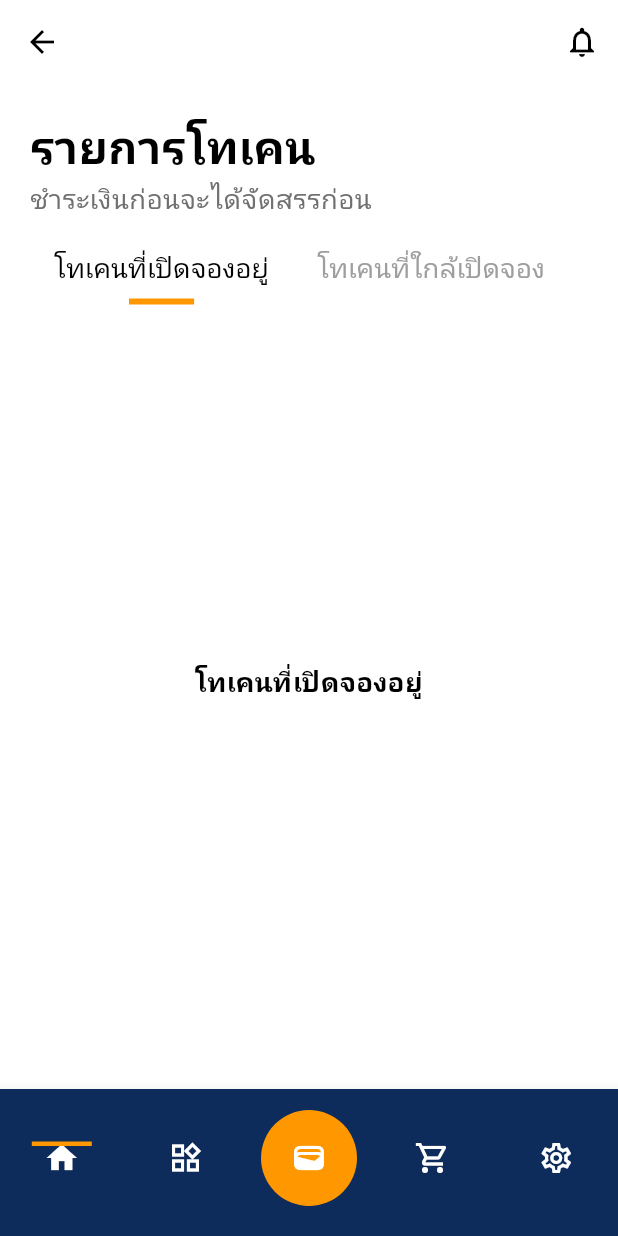
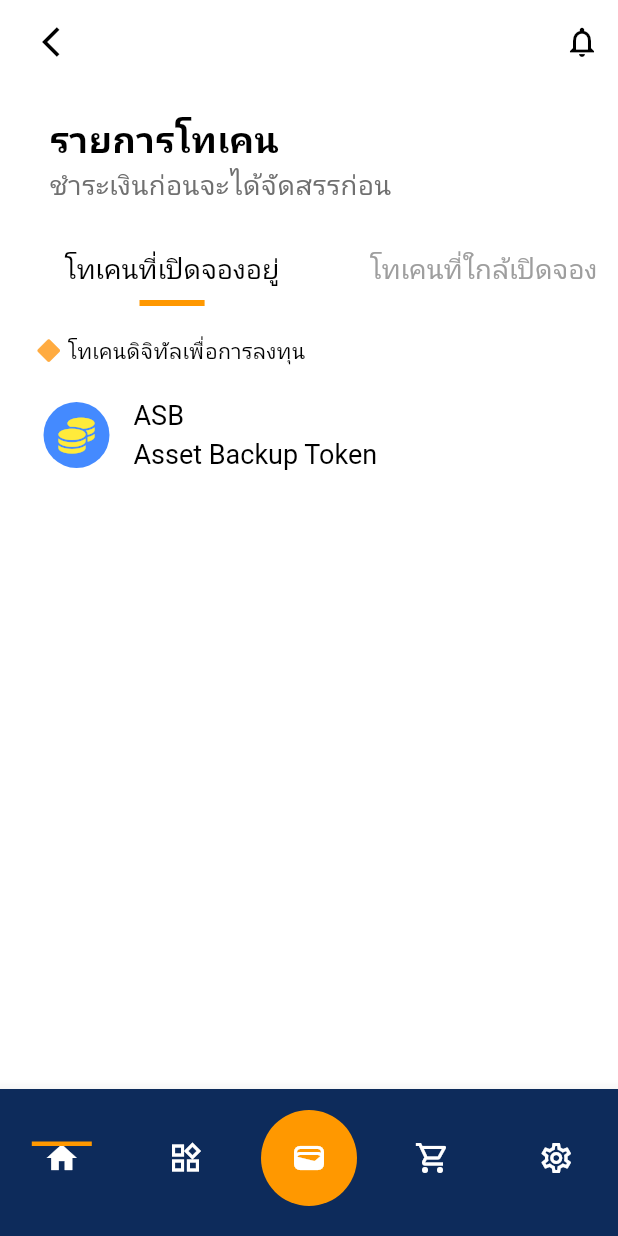
Before and after one commit to mskerz/versa_app_tutorial_cleanarch, a Flutter app: the TokenListScreen screen opened by its route, on a phone screen of 412 x 824 dp. Run offline on Flutter 3.47's test engine with Material 3 defaults, Android fonts, the phone set to English and light mode, and no system bars; our stand-ins replace auto_route, dio, equatable, flutter_riverpod, font_awesome_flutter, freezed_annotation and 2 more; accounts and stored records are empty; Roboto replaces fonts that are missing (Prompt).

Commit message:
fix: Layout Container of Tab Bar

```diff
--- a/analysis_options.yaml
+++ b/analysis_options.yaml
@@ -2,3 +2,4 @@ include: package:flutter_lints/flutter.yaml
 analyzer:
   errors:
     unused_element: ignore
+    unnecessary_null_comparison: ignore
--- a/lib/shared/data/local/mockup/token.json
+++ b/assets/token.json
@@ -4,6 +4,7 @@
             "symbol": "ASB",
             "name": "Asset Backup Token",
             "status": "open",
+            "tokenType": "investment",
             "category": "Real Estate",
             "totalSupply": 10000000,
             "tokenPrice": 50,
@@ -35,8 +36,9 @@
         },
         {
             "symbol": "AGIS",
-            "name": "Aegis Tech Cybersecurity Token",
+            "name": "Aegis Tech Token",
             "status": "coming",
+            "tokenType": "utility",
             "category": "Cybersecurity",
             "totalSupply": 5000000,
             "tokenPrice": 100,
@@ -71,6 +73,7 @@
             "symbol": "DK",
             "name": "Droriko Beverage Token",
             "status": "closed",
+            "tokenType": "investment",
             "category": "Food & Beverage",
             "totalSupply": 8000000,
             "tokenPrice": 25,
--- /dev/null
+++ b/lib/features/authentication/data/data_source/auth_data_source.dart
@@ -0,0 +1,3 @@
+abstract class AuthDataSource {
+  Future<void> signin(String username, String password);
+}
--- /dev/null
+++ b/lib/features/digital_token/data/data_source/token_data_source.dart
@@ -0,0 +1,8 @@
+import 'package:versa_app_tutorial_cleanarch/shared/domain/models/either.dart';
+import 'package:versa_app_tutorial_cleanarch/shared/domain/models/token/token_model.dart';
+import 'package:versa_app_tutorial_cleanarch/shared/exceptions/http_exception.dart';
+
+abstract class TokenDataSource {
+  Future<Either<AppException, List<Token>>> fetchToken();
+  Future<Either<AppException,List<Token>>> filterToken({required String tokenStatus});
+}
--- /dev/null
+++ b/lib/features/digital_token/data/repositories_impl/token_repository.dart
@@ -0,0 +1,22 @@
+
+import 'package:versa_app_tutorial_cleanarch/features/digital_token/data/data_source/token_data_source.dart';
+import 'package:versa_app_tutorial_cleanarch/features/digital_token/domain/repositories/token_repository.dart';
+import 'package:versa_app_tutorial_cleanarch/shared/domain/models/either.dart';
+import 'package:versa_app_tutorial_cleanarch/shared/domain/models/token/token_model.dart';
+import 'package:versa_app_tutorial_cleanarch/shared/exceptions/http_exception.dart';
+
+class TokenRepositoryImpl  implements TokenRepository{
+  final TokenDataSource tokenDataSource;
+
+  TokenRepositoryImpl(this.tokenDataSource);
+  @override
+  Future<Either<AppException, List<Token>>> fetchTokenbyStatus(String tokenStatus) async {
+    // TODO: implement fetchTokenbyStatus
+    return await tokenDataSource.filterToken(tokenStatus: tokenStatus);
+  }
+
+    Future<Either<AppException, List<Token>>> fetchToken() async{
+      return await tokenDataSource.fetchToken();
+    }
+
+}
--- /dev/null
+++ b/lib/features/digital_token/domain/repositories/token_repository.dart
@@ -0,0 +1,11 @@
+
+import 'package:versa_app_tutorial_cleanarch/shared/domain/models/either.dart';
+import 'package:versa_app_tutorial_cleanarch/shared/domain/models/token/token_model.dart';
+import 'package:versa_app_tutorial_cleanarch/shared/exceptions/http_exception.dart';
+
+abstract class TokenRepository {
+
+    Future<Either<AppException, List<Token>>> fetchToken();
+    Future<Either<AppException, List<Token>>> fetchTokenbyStatus(String tokenStatus);
+
+}
--- a/lib/features/digital_token/presentation/screens/token_detail_screen.dart
+++ b/lib/features/digital_token/presentation/screens/token_detail_screen.dart
@@ -1,7 +1,9 @@
 import 'package:flutter/material.dart';
+import 'package:versa_app_tutorial_cleanarch/shared/domain/models/token/token_model.dart';
 
 class TokenDetailScreen extends StatelessWidget {
-  const TokenDetailScreen({super.key});
+  final Token token;
+  const TokenDetailScreen(this.token,{super.key });
 
   @override
 
--- a/lib/features/digital_token/presentation/screens/token_list_screen.dart
+++ b/lib/features/digital_token/presentation/screens/token_list_screen.dart
@@ -1,8 +1,11 @@
+import 'package:auto_route/auto_route.dart';
 import 'package:flutter/material.dart';
 import 'package:flutter_riverpod/flutter_riverpod.dart';
 import 'package:versa_app_tutorial_cleanarch/features/digital_token/presentation/providers/token_provider.dart';
 import 'package:versa_app_tutorial_cleanarch/features/home/presentation/widgets/bottom_navbar_bar.dart';
 import 'package:google_fonts/google_fonts.dart';
+import 'package:versa_app_tutorial_cleanarch/shared/domain/models/token/token_model.dart';
+import 'package:versa_app_tutorial_cleanarch/features/digital_token/presentation/widgets/tab_build.dart';
 
 class TokenListScreen extends ConsumerStatefulWidget {
   const TokenListScreen({super.key});
@@ -30,43 +33,51 @@ class _TokenListScreenState extends ConsumerState<TokenListScreen>
   @override
   Widget build(BuildContext context) {
     int selectIndexTab = ref.watch(selectedTabIndexProvider);
-
-    final List<Widget> tabs = [
-      Center(
-          child: Text('โทเคนที่เปิดจองอยู่',
-              style: GoogleFonts.prompt(
-                  fontSize: 18.0, fontWeight: FontWeight.bold))),
-      Center(
-          child: Text('โทเคนที่ใกล้เปิดจอง',
-              style: GoogleFonts.prompt(
-                  fontSize: 18.0, fontWeight: FontWeight.bold))),
-      Center(
-          child: Text('โทเคนที่ปิดจองแล้ว',
-              style: GoogleFonts.prompt(
-                  fontSize: 18.0, fontWeight: FontWeight.bold))),
-    ];
-
+    final tokenState = ref.watch(tokenNotifierProvider);
+    final List<Token> tokens = tokenState.tokens.fold(
+      (exception) => [],
+      (tokens) => tokens,
+    );
     return Scaffold(
       appBar: AppBar(
+        leading: Container(
+          margin: EdgeInsets.only(left: 20),
+          child: IconButton(
+            onPressed: () {
+              context.router.back();
+            },
+             icon: Icon(Icons.arrow_back_ios)
+          ),
+        ),
         backgroundColor: Colors.white,
         actions: [
           IconButton(onPressed: () {}, icon: Icon(Icons.notifications_none)),
         ],
       ),
       body: Padding(
-        padding: const EdgeInsets.all(20.0),
+        padding: const EdgeInsets.only(left:10.0),
+        child: Container(
+          margin:EdgeInsets.only(left: 3),
           child: Column(
             mainAxisAlignment: MainAxisAlignment.start,
             crossAxisAlignment: CrossAxisAlignment.start,
             children: [
-            Text("รายการโทเคน",
+              SizedBox(height: 20.0),
+
+              Container(
+                                margin: EdgeInsets.only(left: 20),
+
+                child: Text("รายการโทเคน",
                     style: GoogleFonts.prompt(
                       textStyle: TextStyle(
-                    fontSize: 30.0,
+                        fontSize: 24.0,
                         fontWeight: FontWeight.w600,
                       ),
                     )),
-            Text(
+              ),
+              Container(
+                margin: EdgeInsets.only(left: 20),
+                child: Text(
                   'ชำระเงินก่อนจะได้จัดสรรก่อน',
                   style: GoogleFonts.prompt(
                     textStyle: TextStyle(
@@ -76,19 +87,25 @@ class _TokenListScreenState extends ConsumerState<TokenListScreen>
                     ),
                   ),
                 ),
-            SizedBox(height: 10.0),
-            SingleChildScrollView(
+              ),
+              SizedBox(height: 20.0),
+              Container(
+                margin: EdgeInsets.only(left: 0),
+                child: SingleChildScrollView(
                   scrollDirection: Axis.horizontal,
                   child: SizedBox(
                     width: MediaQuery.of(context).size.width,
                     child: TabBar(
                       controller: _tabController,
                       isScrollable: true,
+                            physics: NeverScrollableScrollPhysics(), // ป้องกันการเลื่อนไปซ้ายสุด,
                       dividerHeight: 0,
                       labelColor: Colors.black,
                       tabAlignment: TabAlignment.start,
                       unselectedLabelColor: Colors.grey,
                       indicatorColor: Colors.orange,
+                      labelPadding: EdgeInsets.symmetric(
+                          horizontal: 30.0), // เพิ่ม padding เพื่อขยายแท็บ
                       indicator: UnderlineTabIndicator(
                         borderSide: BorderSide(width: 4.0, color: Colors.orange),
                         insets: EdgeInsets.symmetric(horizontal: 50.0),
@@ -103,26 +120,31 @@ class _TokenListScreenState extends ConsumerState<TokenListScreen>
                         print("current index : $selectIndexTab");
                       },
                       tabs: [
-                    Tab(text: 'โทเคนที่เปิดจองอยู่'),
-                    Tab(text: 'โทเคนที่ใกล้เปิดจอง'),
-                    Tab(text: 'โทเคนที่ปิดจองแล้ว'),
+                        Container(child: Tab(text: 'โทเคนที่เปิดจองอยู่')),
+                        Container(child: Tab(text: 'โทเคนที่ใกล้เปิดจอง')),
+                        Container(child: Tab(text: 'โทเคนที่ปิดจองแล้ว')),
                       ],
                     ),
                   ),
+                ),
+              ),
+              SizedBox(
+                height: 20,
               ),
               Expanded(
                 child: TabBarView(
                   controller: _tabController,
                   children: [
-                  tabs[0],
-                  tabs[1],
-                  tabs[2],
+                    buildTokenList(tokens, 'open'),
+                    buildTokenList(tokens, 'coming'),
+                    buildTokenList(tokens, 'closed'),
                   ],
                 ),
               ),
             ],
           ),
         ),
+      ),
       bottomNavigationBar: BottomNavBar(),
     );
   }
--- /dev/null
+++ b/lib/features/digital_token/presentation/widgets/tab_build.dart
@@ -0,0 +1,87 @@
+import 'package:flutter/material.dart';
+import 'package:font_awesome_flutter/font_awesome_flutter.dart';
+import 'package:google_fonts/google_fonts.dart';
+import 'package:versa_app_tutorial_cleanarch/shared/domain/models/token/token_model.dart';
+
+Widget buildTokenList(List<Token> tokens, String status) {
+  final filtered = tokens.where((token) => token.status == status).toList();
+
+  if (filtered.isEmpty) {
+    return Center(
+      child: Column(
+        mainAxisAlignment:
+            MainAxisAlignment.center, // จัดให้อยู่กึ่งกลางแนวตั้ง
+        crossAxisAlignment:
+            CrossAxisAlignment.center, // จัดให้อยู่กึ่งกลางแนวนอน
+        children: [
+          Icon(Icons.generating_tokens_outlined,
+              size: 50, // ขนาดไอคอน (ปรับตามต้องการ)
+              color: Colors.grey[500] // สีไอคอน (ปรับตามต้องการ)
+              ),
+          SizedBox(height: 10), // เว้นระยะห่างระหว่างไอคอนกับข้อความ
+          Text(
+            'ยังไม่มีรายการโทเคน',
+            style: GoogleFonts.prompt(
+                fontSize: 18,
+                color: Colors.grey[500] // สีไอคอน (ปรับตามต้องการ)
+                ),
+          ),
+        ],
+      ),
+    );
+  }
+
+  return ListView.builder(
+    itemCount: filtered.length,
+    itemBuilder: (context, index) {
+      final token = filtered[index];
+      return Column(
+        children: [
+          Container(
+            margin: EdgeInsets.only(left: 12),
+            child: Row(
+              children: [Icon(FontAwesomeIcons.diamond,size: 15,color: Colors.orangeAccent,),SizedBox(width: 5,),Text(token.tokenType =="investment"?'โทเคนดิจิทัลเพื่อการลงทุน':'โทเคนดิจิทัลเพื่อการใช้ประโยชน์')],
+            ),
+          ),
+          SizedBox(height: 10,),
+          ListTile(
+            leading: Container(
+              padding: EdgeInsets.all(10),
+                      decoration: BoxDecoration(
+                        borderRadius: BorderRadius.circular(30),
+
+                        color: Colors.blueAccent
+                      ),
+                      child: const Icon(
+                            FontAwesomeIcons.coins,
+                            color: Colors.yellow,
+                            )),
+            title: Text(token.symbol,style: CustomText(),),
+            subtitle: Text(token.name,style: CustomText()),
+            onTap: () {
+              print(token.name);
+            },
+          ),
+        ],
+      );
+    },
+  );
+}
+
+
+
+TextStyle CustomText({
+  double fontSize = 18.0,  // กำหนดค่าเริ่มต้นเป็น 14.0
+  Color color = Colors.black,  // กำหนดค่าเริ่มต้นเป็นสีดำ
+  FontWeight fontWeight = FontWeight.normal,  // กำหนดค่าเริ่มต้นเป็นปกติ
+  TextDecoration decoration = TextDecoration.none,  // กำหนดค่าเริ่มต้นเป็นไม่มีขีดเส้นใต้
+  double letterSpacing = 0.0,  // กำหนดค่าเริ่มต้นเป็น 0.0
+}) {
+  return GoogleFonts.prompt(
+    fontSize: fontSize,
+    color: color,
+    fontWeight: fontWeight,
+    decoration: decoration,
+    letterSpacing: letterSpacing,
+  );
+}
--- a/lib/shared/data/local/storage_service.dart
+++ b/lib/shared/data/local/storage_service.dart
@@ -13,4 +13,6 @@ abstract class StorageService {
   Future<void> clear();
 
   Future<bool> has(String key);
+
+  Future<String> loadJson();
 }
--- a/lib/shared/domain/models/token/token_model.dart
+++ b/lib/shared/domain/models/token/token_model.dart
@@ -0,0 +1,55 @@
+import 'package:freezed_annotation/freezed_annotation.dart';
+
+part 'token_model.freezed.dart';
+part 'token_model.g.dart';
+
+typedef TokenList = List<Token>;
+
+@freezed
+class Token with _$Token {
+  factory Token({
+    @Default('') String symbol,
+    @Default('') String name,
+    @Default('') String status,
+    @Default('') String tokenType,
+    @Default('') String category,
+    @Default(0) int totalSupply,
+    @Default(0) int tokenPrice,
+    @Default(0) int minInvestment,
+    @Default(0) int maxInvestment,
+    @Default(0) int fundingGoal,
+    @Default(0) int currentRaised,
+    @Default('') String startDate,
+    @Default('') String endDate,
+    @Default('') String description,
+    required Whitepaper whitepaper,  // This will require a custom Whitepaper class
+  }) = _Token;
+
+  factory Token.fromJson(Map<String, dynamic> json) => _$TokenFromJson(json);
+
+}
+
+// You will need to define the Whitepaper class as well
+
+@freezed
+class Whitepaper with _$Whitepaper {
+  factory Whitepaper({
+    required String overview,
+    required List<String> problemStatement,
+    required List<String> solution,
+    required TechnicalArchitecture technicalArchitecture,
+  }) = _Whitepaper;
+
+  factory Whitepaper.fromJson(Map<String, dynamic> json) => _$WhitepaperFromJson(json);
+}
+
+@freezed
+class TechnicalArchitecture with _$TechnicalArchitecture {
+  factory TechnicalArchitecture({
+    required String blockchain,
+    required String tokenStandard,
+    required bool smartContractAudited,
+  }) = _TechnicalArchitecture;
+
+  factory TechnicalArchitecture.fromJson(Map<String, dynamic> json) => _$TechnicalArchitectureFromJson(json);
+}
```
Also changed, not shown: lib/features/digital_token/data/data_source/token_local_data_source.dart (added, +89 -0 lines), lib/features/digital_token/domain/providers/token_provider.dart (added, +20 -0 lines), lib/features/digital_token/presentation/providers/state/token_list_state.dart (added, +73 -0 lines), lib/features/digital_token/presentation/providers/token_provider.dart (+9 -0 lines), lib/features/digital_token/presentation/screens/token_intro_screen.dart (added, +11 -0 lines), lib/shared/data/local/shared_prefs_storage_service.dart (+10 -0 lines), pubspec.yaml (+6 -1 lines), lib/features/authentication/data/data_source/auth_remote_data_source.dart (added), lib/shared/domain/models/token/token_model.freezed.dart (added), lib/shared/domain/models/token/token_model.g.dart (added), pubspec.lock, 1 other file. Lines whose indentation alone changed are shown as unchanged.
